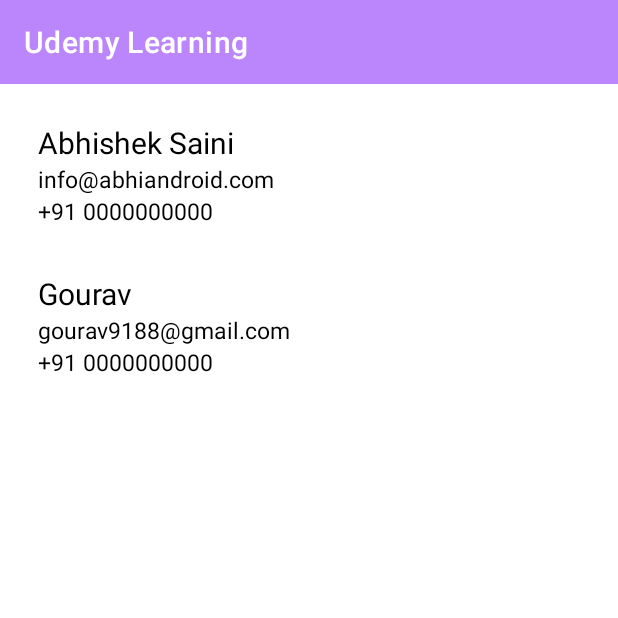
After one commit to kumar-sanju/UdemyLearning, an Android app: the RecyclerJsonActivity screen opened directly, with no data from a screen before it, on a phone screen of 412 x 824 dp, the top half of it. The commit adds this screen. Run offline under Robolectric (Android 15) with nearby library versions, the phone set to English and light mode, and no system bars.

Commit message:
new update

```diff
--- a/app/src/main/AndroidManifest.xml
+++ b/app/src/main/AndroidManifest.xml
@@ -18,7 +18,8 @@
         android:roundIcon="@mipmap/ic_launcher_round"
         android:supportsRtl="true"
         android:theme="@style/AppTheme">
-        <activity android:name=".JsonImportActivity"></activity>
+        <activity android:name=".RecyclerJsonActivity"></activity>
+        <activity android:name=".JsonImportActivity" />
         <activity android:name=".EmailSendOptionActivity" />
         <activity android:name=".JsonActivity" />
         <activity android:name=".imageProgressBarActivity" />
--- /dev/null
+++ b/app/src/main/assets/recycler_test.json
@@ -0,0 +1,26 @@
+{
+  "users": [
+    {
+      "id": "1087",
+      "name": "Abhishek Saini",
+      "email": "info@abhiandroid.com",
+      "gender" : "male",
+      "contact": {
+        "mobile": "+91 0000000000",
+        "home": "00 000000",
+        "office": "00 000000"
+      }
+    },
+    {
+      "id": "1088",
+      "name": "Gourav",
+      "email": "gourav9188@gmail.com",
+      "gender" : "male",
+      "contact": {
+        "mobile": "+91 0000000000",
+        "home": "00 000000",
+        "office": "00 000000"
+      }
+    }
+  ]
+}
--- a/app/src/main/java/com/sanju/udemylearning/HomeActivity.java
+++ b/app/src/main/java/com/sanju/udemylearning/HomeActivity.java
@@ -38,7 +38,14 @@ public class HomeActivity extends AppCompatActivity {
         Button imageProgressBar = (Button) findViewById(R.id.imageProgressBar);
         Button emailSend = (Button) findViewById(R.id.emailSend);
         Button jsonRecieve = (Button) findViewById(R.id.jsonRecieve);
+        Button jsonRecycler = (Button) findViewById(R.id.jsonRecycler);
 
+        jsonRecycler.setOnClickListener(new View.OnClickListener() {
+            @Override
+            public void onClick(View v) {
+                startActivity(new Intent(HomeActivity.this, RecyclerJsonActivity.class));
+            }
+        });
         jsonRecieve.setOnClickListener(new View.OnClickListener() {
             @Override
             public void onClick(View v) {
--- /dev/null
+++ b/app/src/main/java/com/sanju/udemylearning/RecyclerJsonActivity.java
@@ -0,0 +1,76 @@
+package com.sanju.udemylearning;
+
+import androidx.appcompat.app.AppCompatActivity;
+import androidx.recyclerview.widget.LinearLayoutManager;
+import androidx.recyclerview.widget.RecyclerView;
+
+import android.os.Bundle;
+
+import org.json.JSONArray;
+import org.json.JSONException;
+import org.json.JSONObject;
+
+import java.io.IOException;
+import java.io.InputStream;
+import java.util.ArrayList;
+
+public class RecyclerJsonActivity extends AppCompatActivity {
+
+    // ArrayList for person names, email Id's and mobile numbers
+    ArrayList<String> personNames = new ArrayList<>();
+    ArrayList<String> emailIds = new ArrayList<>();
+    ArrayList<String> mobileNumbers = new ArrayList<>();
+
+    @Override
+    protected void onCreate(Bundle savedInstanceState) {
+        super.onCreate(savedInstanceState);
+        setContentView(R.layout.activity_recycler_json);
+
+        // get the reference of RecyclerView
+        RecyclerView recyclerView = (RecyclerView) findViewById(R.id.recyclerView);
+        // set a LinearLayoutManager with default vertical orientation
+        LinearLayoutManager linearLayoutManager = new LinearLayoutManager(getApplicationContext());
+        recyclerView.setLayoutManager(linearLayoutManager);
+
+        try {
+            // get JSONObject from JSON file
+            JSONObject obj = new JSONObject(loadJSONFromAsset());
+            // fetch JSONArray named users
+            JSONArray userArray = obj.getJSONArray("users");
+            // implement for loop for getting users list data
+            for (int i = 0; i < userArray.length(); i++) {
+                // create a JSONObject for fetching single user data
+                JSONObject userDetail = userArray.getJSONObject(i);
+                // fetch email and name and store it in arraylist
+                personNames.add(userDetail.getString("name"));
+                emailIds.add(userDetail.getString("email"));
+                // create a object for getting contact data from JSONObject
+                JSONObject contact = userDetail.getJSONObject("contact");
+                // fetch mobile number and store it in arraylist
+                mobileNumbers.add(contact.getString("mobile"));
+            }
+        } catch (JSONException e) {
+            e.printStackTrace();
+        }
+
+        //  call the constructor of CustomAdapter to send the reference and data to Adapter
+        RecyclerJsonAdapter recyclerJsonAdapter = new RecyclerJsonAdapter(RecyclerJsonActivity.this, personNames, emailIds, mobileNumbers);
+        recyclerView.setAdapter(recyclerJsonAdapter); // set the Adapter to RecyclerView
+    }
+
+    public String loadJSONFromAsset() {
+        String json = null;
+        try {
+            InputStream is = getAssets().open("recycler_test.json");
+            int size = is.available();
+            byte[] buffer = new byte[size];
+            is.read(buffer);
+            is.close();
+            json = new String(buffer, "UTF-8");
+        } catch (IOException ex) {
+            ex.printStackTrace();
+            return null;
+        }
+        return json;
+    }
+}
--- /dev/null
+++ b/app/src/main/java/com/sanju/udemylearning/RecyclerJsonAdapter.java
@@ -0,0 +1,72 @@
+package com.sanju.udemylearning;
+
+import android.content.Context;
+import android.view.LayoutInflater;
+import android.view.View;
+import android.view.ViewGroup;
+import android.widget.TextView;
+import android.widget.Toast;
+
+import androidx.recyclerview.widget.RecyclerView;
+
+import java.util.ArrayList;
+
+public class RecyclerJsonAdapter extends RecyclerView.Adapter<RecyclerJsonAdapter.MyViewHolder> {
+
+    ArrayList<String> personNames;
+    ArrayList<String> emailIds;
+    ArrayList<String> mobileNumbers;
+    Context context;
+
+    public RecyclerJsonAdapter(Context context, ArrayList<String> personNames, ArrayList<String> emailIds, ArrayList<String> mobileNumbers) {
+        this.context = context;
+        this.personNames = personNames;
+        this.emailIds = emailIds;
+        this.mobileNumbers = mobileNumbers;
+    }
+
+    @Override
+    public MyViewHolder onCreateViewHolder(ViewGroup parent, int viewType) {
+        // infalte the item Layout
+        View v = LayoutInflater.from(parent.getContext()).inflate(R.layout.recycler_json, parent, false);
+        MyViewHolder vh = new MyViewHolder(v); // pass the view to View Holder
+        return vh;
+    }
+
+    @Override
+    public void onBindViewHolder(MyViewHolder holder, final int position) {
+        // set the data in items
+        holder.name.setText(personNames.get(position));
+        holder.email.setText(emailIds.get(position));
+        holder.mobileNo.setText(mobileNumbers.get(position));
+        // implement setOnClickListener event on item view.
+        holder.itemView.setOnClickListener(new View.OnClickListener() {
+            @Override
+            public void onClick(View view) {
+                // display a toast with person name on item click
+                Toast.makeText(context, personNames.get(position), Toast.LENGTH_SHORT).show();
+            }
+        });
+
+    }
+
+
+    @Override
+    public int getItemCount() {
+        return personNames.size();
+    }
+
+    public class MyViewHolder extends RecyclerView.ViewHolder {
+        TextView name, email, mobileNo;// init the item view's
+
+        public MyViewHolder(View itemView) {
+            super(itemView);
+
+            // get the reference of item view's
+            name = (TextView) itemView.findViewById(R.id.name);
+            email = (TextView) itemView.findViewById(R.id.email);
+            mobileNo = (TextView) itemView.findViewById(R.id.mobileNo);
+
+        }
+    }
+}
--- a/app/src/main/res/layout/activity_home.xml
+++ b/app/src/main/res/layout/activity_home.xml
@@ -16,14 +16,26 @@
         <TextView
             android:layout_width="match_parent"
             android:layout_height="wrap_content"
-            android:text="Json recieve data"
+            android:text="Json recycler data"
+            android:gravity="center"
+            />
+        <Button
+            android:id="@+id/jsonRecycler"
+            android:layout_width="match_parent"
+            android:layout_height="wrap_content"
+            android:text="Json recycler data"
+            />
+        <TextView
+            android:layout_width="match_parent"
+            android:layout_height="wrap_content"
+            android:text="Json ListView data"
             android:gravity="center"
             />
         <Button
             android:id="@+id/jsonRecieve"
             android:layout_width="match_parent"
             android:layout_height="wrap_content"
-            android:text="Json recieve data"
+            android:text="Json ListView data"
             />
         <TextView
             android:layout_width="match_parent"
--- /dev/null
+++ b/app/src/main/res/layout/activity_recycler_json.xml
@@ -0,0 +1,17 @@
+<?xml version="1.0" encoding="utf-8"?>
+<RelativeLayout
+    xmlns:android="http://schemas.android.com/apk/res/android"
+    xmlns:app="http://schemas.android.com/apk/res-auto"
+    xmlns:tools="http://schemas.android.com/tools"
+    android:layout_width="match_parent"
+    android:layout_height="match_parent"
+    tools:context=".RecyclerJsonActivity"
+    android:layout_margin="10dp"
+    >
+
+    <androidx.recyclerview.widget.RecyclerView
+        android:id="@+id/recyclerView"
+        android:layout_width="match_parent"
+        android:layout_height="match_parent" />
+
+</RelativeLayout>
--- /dev/null
+++ b/app/src/main/res/layout/recycler_json.xml
@@ -0,0 +1,43 @@
+<?xml version="1.0" encoding="utf-8"?>
+<androidx.cardview.widget.CardView
+    xmlns:android="http://schemas.android.com/apk/res/android"
+    xmlns:card_view="http://schemas.android.com/apk/res-auto"
+    xmlns:tools="http://schemas.android.com/tools"
+    android:id="@+id/card_view"
+    android:layout_width="match_parent"
+    android:layout_margin="5dp"
+    android:layout_height="wrap_content">
+
+    <LinearLayout
+        android:layout_width="match_parent"
+        android:layout_height="wrap_content"
+        android:orientation="vertical"
+        android:padding="10dp">
+        <!--
+        items for a single row of RecyclerView
+        -->
+        <TextView
+            android:id="@+id/name"
+            android:layout_width="wrap_content"
+            android:layout_height="wrap_content"
+            android:text="Name"
+            android:textColor="#000"
+            android:textSize="20sp" />
+
+        <TextView
+            android:id="@+id/email"
+            android:layout_width="wrap_content"
+            android:layout_height="wrap_content"
+            android:text="email@email.com"
+            android:textColor="#000"
+            android:textSize="15sp" />
+
+        <TextView
+            android:id="@+id/mobileNo"
+            android:layout_width="wrap_content"
+            android:layout_height="wrap_content"
+            android:text="e9999999999"
+            android:textColor="#000"
+            android:textSize="15sp" />
+    </LinearLayout>
+</androidx.cardview.widget.CardView>
```
